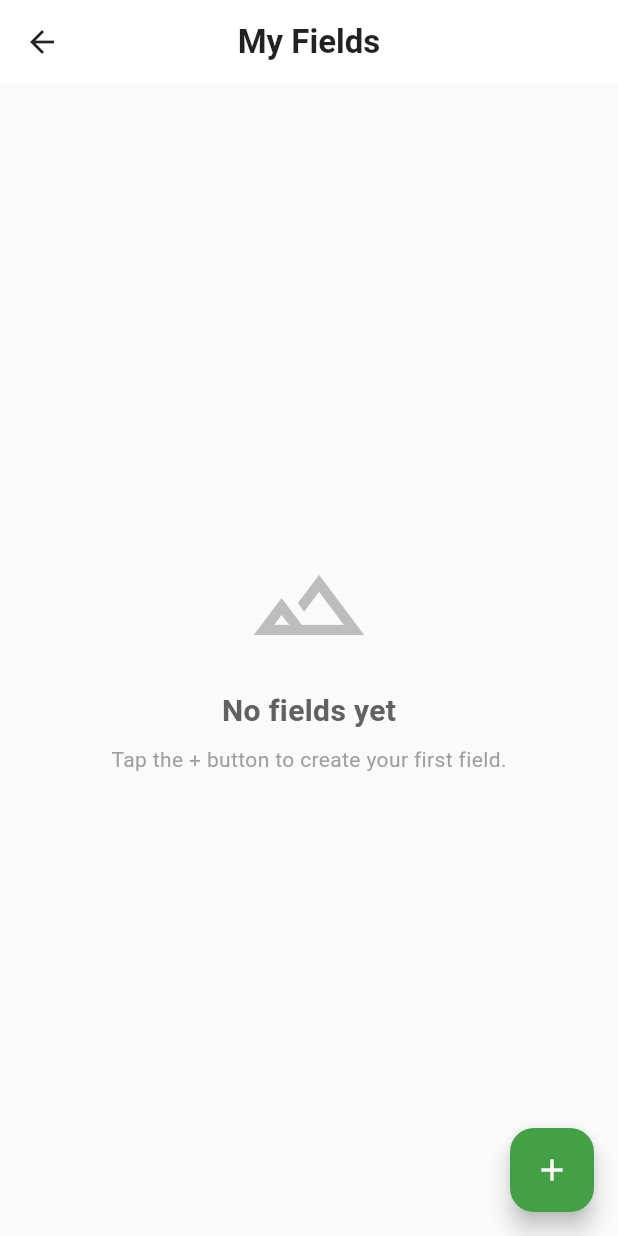
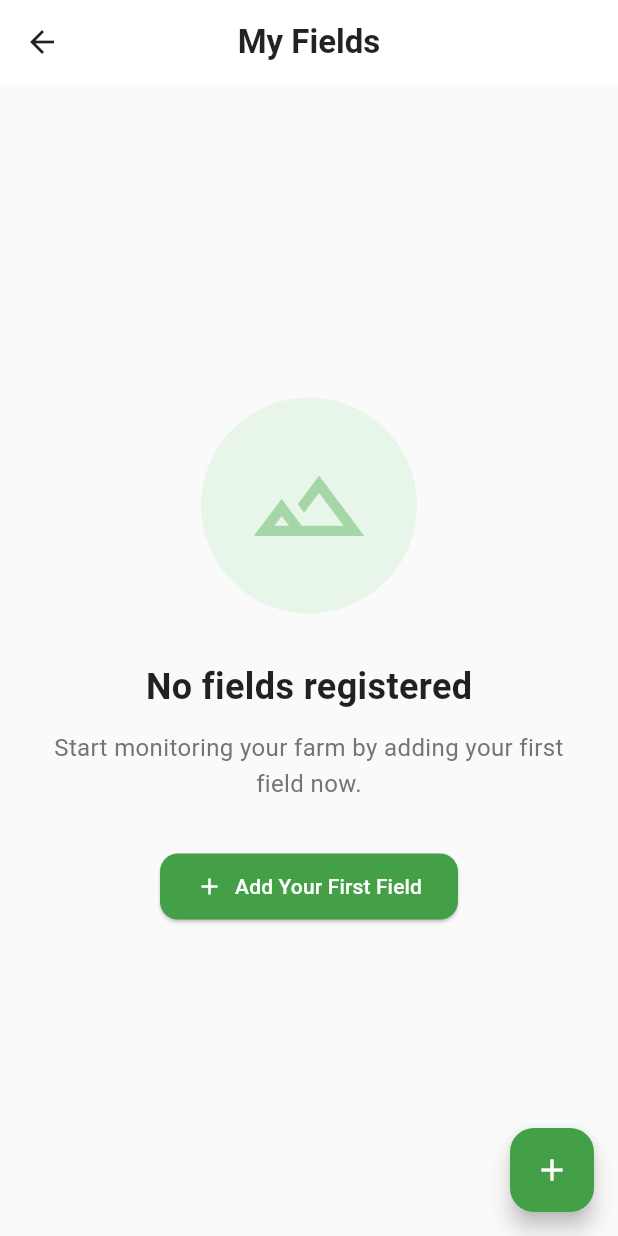
Before and after one commit to bsc-44-21/Cropia-App, a Flutter app: the CropsScreen screen opened directly, on a phone screen of 412 x 824 dp. Run offline on Flutter 3.47's test engine with Material 3 defaults, Android fonts, the phone set to English and light mode, and no system bars.

Commit message:
Created dashboard summary and premium field card widgets.

```diff
--- a/lib/screens/crops_screen.dart
+++ b/lib/screens/crops_screen.dart
@@ -2,7 +2,8 @@ import 'package:flutter/material.dart';
 import 'package:provider/provider.dart';
 import '../providers/field_provider.dart';
 import 'field_form_screen.dart';
-import 'field_details_screen.dart';
+import '../widgets/fields/field_dashboard_summary.dart';
+import '../widgets/fields/premium_field_card.dart';
 
 class CropsScreen extends StatelessWidget {
   const CropsScreen({super.key});
@@ -17,57 +18,82 @@ class CropsScreen extends StatelessWidget {
         builder: (context, fieldProvider, child) {
           if (fieldProvider.fields.isEmpty) {
             return Center(
+              child: Padding(
+                padding: const EdgeInsets.all(32.0),
                 child: Column(
                   mainAxisAlignment: MainAxisAlignment.center,
                   children: [
-                  Icon(Icons.landscape_outlined, size: 80, color: Colors.grey.shade400),
-                  const SizedBox(height: 16),
+                    Container(
+                      padding: const EdgeInsets.all(32),
+                      decoration: BoxDecoration(
+                        color: Colors.green.shade50,
+                        shape: BoxShape.circle,
+                      ),
+                      child: Icon(Icons.landscape_outlined, size: 80, color: Colors.green.shade200),
+                    ),
+                    const SizedBox(height: 32),
+                    const Text(
+                      'No fields registered',
+                      style: TextStyle(fontSize: 24, fontWeight: FontWeight.bold, color: Colors.black87),
+                    ),
+                    const SizedBox(height: 12),
                     Text(
-                    'No fields yet',
-                    style: TextStyle(fontSize: 20, fontWeight: FontWeight.bold, color: Colors.grey.shade700),
+                      'Start monitoring your farm by adding your first field now.',
+                      textAlign: TextAlign.center,
+                      style: TextStyle(fontSize: 16, color: Colors.grey.shade600, height: 1.5),
                     ),
-                  const SizedBox(height: 8),
-                  Text(
-                    'Tap the + button to create your first field.',
-                    style: TextStyle(color: Colors.grey.shade500),
+                    const SizedBox(height: 32),
+                    ElevatedButton.icon(
+                      onPressed: () {
+                        Navigator.of(context).push(
+                          MaterialPageRoute(builder: (context) => const FieldFormScreen()),
+                        );
+                      },
+                      icon: const Icon(Icons.add),
+                      label: const Text('Add Your First Field'),
+                      style: ElevatedButton.styleFrom(
+                        backgroundColor: Colors.green.shade600,
+                        foregroundColor: Colors.white,
+                        padding: const EdgeInsets.symmetric(horizontal: 24, vertical: 12),
+                        shape: RoundedRectangleBorder(borderRadius: BorderRadius.circular(12)),
+                      ),
                     ),
                   ],
+                ),
               ),
             );
           }
 
-          return ListView.builder(
+          final int maizeCount = fieldProvider.fields.where((f) => f.cropType.toLowerCase() == 'maize').length;
+          final int tomatoCount = fieldProvider.fields.where((f) => f.cropType.toLowerCase() == 'tomato').length;
+          final double totalAcreage = fieldProvider.fields.fold(0, (sum, field) => sum + field.sizeInAcres);
+
+          return ListView(
             padding: const EdgeInsets.all(16.0),
-            itemCount: fieldProvider.fields.length,
-            itemBuilder: (context, index) {
-              final field = fieldProvider.fields[index];
-              return Card(
-                margin: const EdgeInsets.only(bottom: 12),
-                shape: RoundedRectangleBorder(
-                  borderRadius: BorderRadius.circular(16),
-                  side: BorderSide(color: Colors.grey.shade200),
+            children: [
+              FieldDashboardSummary(
+                totalFields: fieldProvider.fields.length,
+                totalAcreage: totalAcreage,
+                maizeCount: maizeCount,
+                tomatoCount: tomatoCount,
               ),
-                elevation: 0,
-                child: ListTile(
-                  contentPadding: const EdgeInsets.all(12),
-                  leading: CircleAvatar(
-                    backgroundColor: Colors.green.shade50,
-                    child: Icon(Icons.eco, color: Colors.green.shade700),
+              const SizedBox(height: 24),
+              const Row(
+                mainAxisAlignment: MainAxisAlignment.spaceBetween,
+                children: [
+                  Text(
+                    'Your Active Fields',
+                    style: TextStyle(fontSize: 20, fontWeight: FontWeight.bold, color: Colors.black87),
                   ),
-                  title: Text(field.name, style: const TextStyle(fontWeight: FontWeight.bold)),
-                  subtitle: Text('${field.cropType} • ${field.sizeInAcres} Acres\n${field.location}'),
-                  isThreeLine: true,
-                  trailing: const Icon(Icons.arrow_forward_ios, size: 16, color: Colors.grey),
-                  onTap: () {
-                    Navigator.of(context).push(
-                      MaterialPageRoute(
-                        builder: (context) => FieldDetailsScreen(fieldId: field.id),
+                  Text(
+                    'View All',
+                    style: TextStyle(fontSize: 14, color: Colors.blue, fontWeight: FontWeight.w600),
                   ),
-                    );
-                  },
+                ],
               ),
-              );
-            },
+              const SizedBox(height: 16),
+              ...fieldProvider.fields.map((field) => PremiumFieldCard(field: field)),
+            ],
           );
         },
       ),
```
Also changed, not shown: lib/widgets/fields/field_dashboard_summary.dart (added, +111 -0 lines), lib/widgets/fields/premium_field_card.dart (added, +121 -0 lines). Lines whose indentation alone changed are shown as unchanged.
